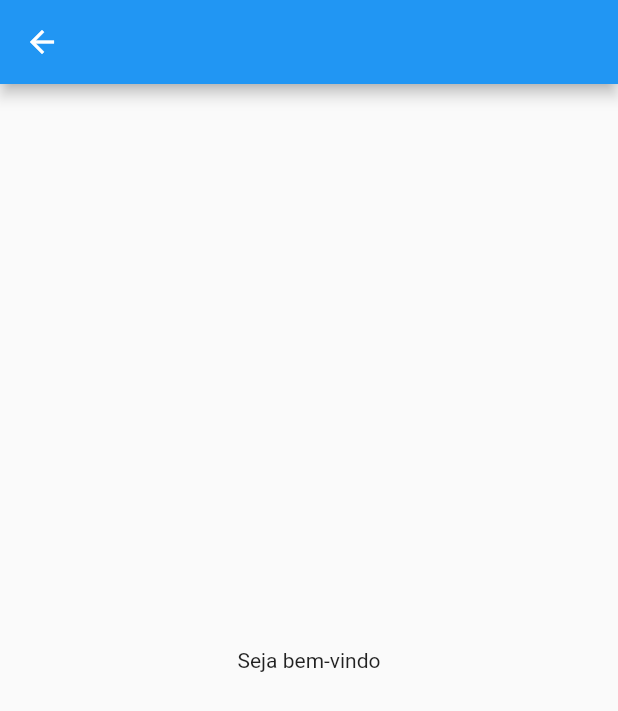
After one commit to evertonfoz/cursosalura, a Flutter app: the HomePage screen opened directly, on a phone screen of 412 x 824 dp. The commit adds this screen. Shown: the top 711 px of the screen. Run offline on Flutter 3.47's test engine with Material 2 defaults, Android fonts, the phone set to English and light mode, and no system bars.

Commit message:
Término App mobx01

```diff
--- /dev/null
+++ b/mobx/mobx_01/lib/presentation/pages/home/home_page.dart
@@ -0,0 +1,13 @@
+import 'package:flutter/material.dart';
+
+class HomePage extends StatelessWidget {
+  @override
+  Widget build(BuildContext context) {
+    return Scaffold(
+      appBar: AppBar(),
+      body: Center(
+        child: Text('Seja bem-vindo'),
+      ),
+    );
+  }
+}
--- a/mobx/mobx_01/lib/presentation/pages/login/mixins/login_page_mixin.dart
+++ b/mobx/mobx_01/lib/presentation/pages/login/mixins/login_page_mixin.dart
@@ -6,4 +6,8 @@ mixin LoginPageMixin {
   isAValidPassword({String password}) {
     return password.trim().length > 0;
   }
+
+  isAValidForm({String email, String password}) {
+    return (isAValidEmail(email: email) && isAValidPassword(password: password));
+  }
 }
```
Also changed, not shown: mobx/mobx_01/lib/presentation/pages/login/login_page.dart (+14 -3 lines).
